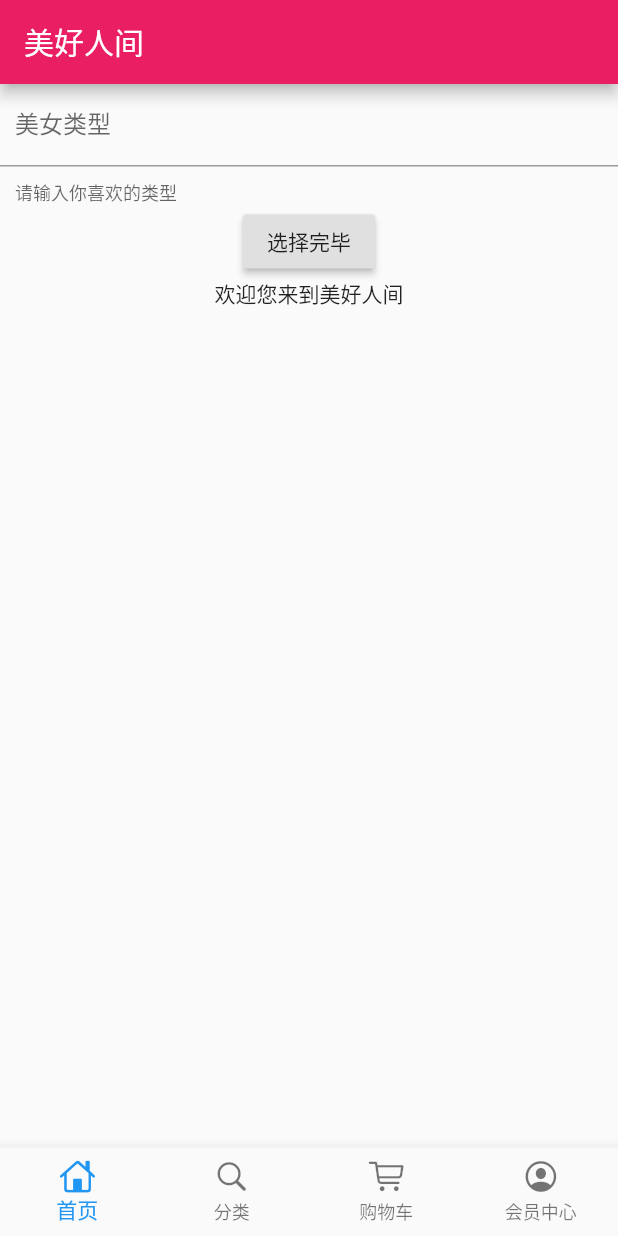
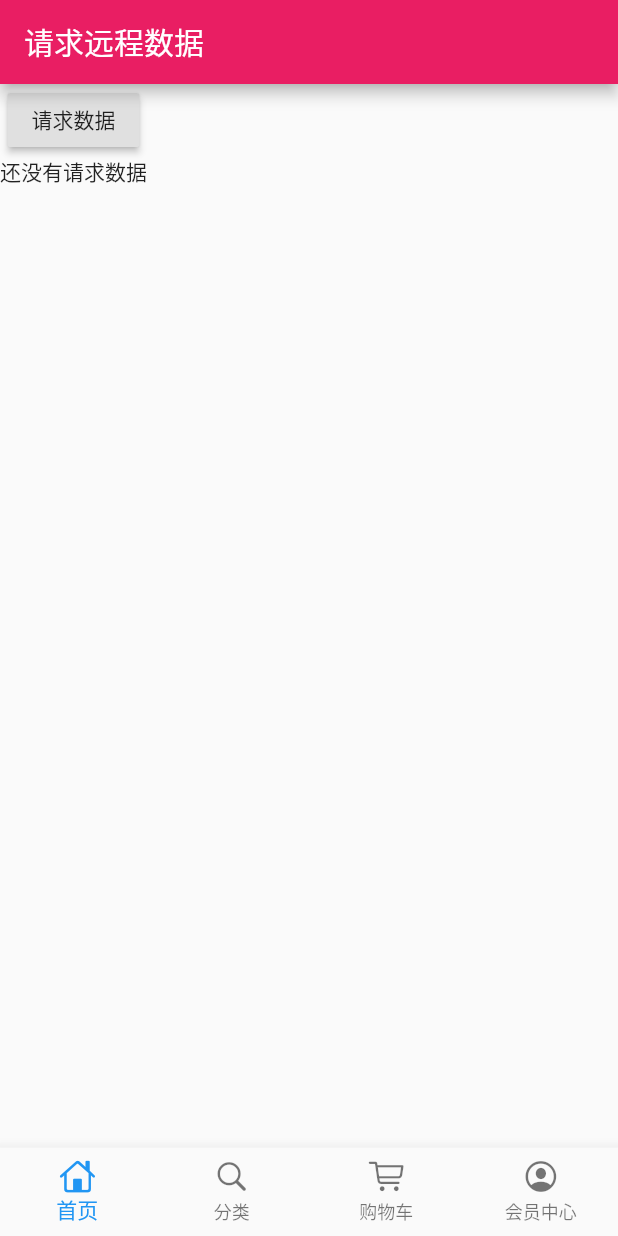
Before and after one commit to wkpanda/baixingshop, a Flutter app: the screen it shows after launch, on a phone screen of 412 x 824 dp. Run offline on Flutter 3.47's test engine with Material 2 defaults, Android fonts, the phone set to English and light mode, and no system bars; our stand-ins replace dio.

Commit message:
伪造请求头

```diff
--- /dev/null
+++ b/lib/config/httpHeaders.dart
@@ -0,0 +1,18 @@
+import 'dart:io';
+
+const HttpHeaders = {
+  'Accept': 'application/json, text/plain, */*',
+  'Accept-Encoding': 'gzip, deflate, br',
+  'Accept-Language': 'zh-CN,zh;q=0.9',
+  'Connection': 'keep-alive',
+  'Content-Type': 'application/json',
+  'Cookie':
+      'gksskpitn=d6ebe444-b4c5-4f9b-8f1d-7e99eb830437; _ga=GA1.2.2052043008.1579484159; _gid=GA1.2.1080905814.1579484159; MEIQIA_TRACK_ID=1UQ8vIaK1PnzvyU83jm7OKbVvkv; MEIQIA_VISIT_ID=1WdmKBmQEaZ6dGRU8wp2XBQHfxq; GRID=e90cc31-80a49e5-f7ffc8c-5f72954; SERVERID=1fa1f330efedec1559b3abbcb6e30f50|1579487850|1579487777; _gat=1; Hm_lvt_022f847c4e3acd44d4a2481d9187f1e6=1579484160,1579484209,1579484233; Hm_lpvt_022f847c4e3acd44d4a2481d9187f1e6=1579484233',
+  'Host': 'time.geekbang.org',
+  'Origin': 'https://time.geekbang.org',
+  'Referer': 'https://time.geekbang.org/',
+  'Sec-Fetch-Mode': 'cors',
+  'Sec-Fetch-Site': 'same-origin',
+  'User-Agent':
+      'Mozilla/5.0 (Windows NT 10.0; Win64; x64) AppleWebKit/537.36 (KHTML, like Gecko) Chrome/79.0.3945.88 Safari/537.36',
+};
--- a/lib/pages/home_page.dart
+++ b/lib/pages/home_page.dart
@@ -1,80 +1,53 @@
 import 'package:flutter/material.dart';
 import 'package:dio/dio.dart';
-
+import 'package:flutter_shop/config/httpHeaders.dart';
 class HomePage extends StatefulWidget {
-  HomePage({Key key}) : super(key: key);
-
   @override
   _HomePageState createState() => _HomePageState();
 }
 
 class _HomePageState extends State<HomePage> {
-  TextEditingController typeController = TextEditingController();
-  String showText = "欢迎您来到美好人间";
-
+  String showText = '还没有请求数据';   //声明要显示的数据并且设置默认值
   @override
   Widget build(BuildContext context) {
     return Container(
       child: Scaffold(
         appBar: AppBar(
-        title: Text('美好人间'),
+          title: Text('请求远程数据'),
         ),
         body: SingleChildScrollView(
-        child: Container(
           child: Column(
           children: <Widget>[
-              TextField(
-                controller: typeController,
-                decoration: InputDecoration(
-                    //装饰输入文本框
-                    contentPadding: EdgeInsets.all(10),
-                    labelText: '美女类型',
-                    helperText: '请输入你喜欢的类型'),
-                autofocus: false,
+            RaisedButton(
+              onPressed: _geek,
+              child: Text('请求数据'),
             ),
-              RaisedButton(
-                onPressed: _choiceAction,
-                child: Text("选择完毕"),
-              ),
-              Text(
-                showText,
-                overflow: TextOverflow.ellipsis,
-                maxLines: 1,
-              ),
+            Text(showText)
           ],
-          ),
           ),
         ),
       )
     );
   }
 
-  void _choiceAction() {
-    print('开始选择你喜欢的类型............');
-    if (typeController.text.toString() == '') {
-      showDialog(
-          context: context,
-          builder: (context) => AlertDialog(
-                title: Text('美女类型不能为空'),
-              ));
-    } else {
-      getHttp(typeController.text.toString()).then((val) {
+  void _geek(){
+    print("开始向极客时间请求数据.....");
+    getHttp()..then((val){
       setState(() {
-          showText = val['data']['name'].toString();
+        showText=val['data'].toString();
       });
-      });
-    }
+    }) ;
  }
 
-  Future getHttp(String TypeText) async {
-    try {
+  Future getHttp() async{
+    try{
       Response response;
-      var data = {'name': TypeText};
-      response = await Dio().post(
-          "https://easy-mock.com/mock/5e241b8631e8b414fccb3255/example/dabaojian_post",
-          queryParameters: data);
+      Dio dio = new Dio();
+      dio.options.headers = HttpHeaders;
+      response=await dio.get('https://time.geekbang.org/serv/v1/column/labels');
+      print(response);
       return response.data;
-    } catch (e) {
+    }catch(e){
       return print(e);
     }
   }
```
Lines whose indentation alone changed are shown as unchanged.
